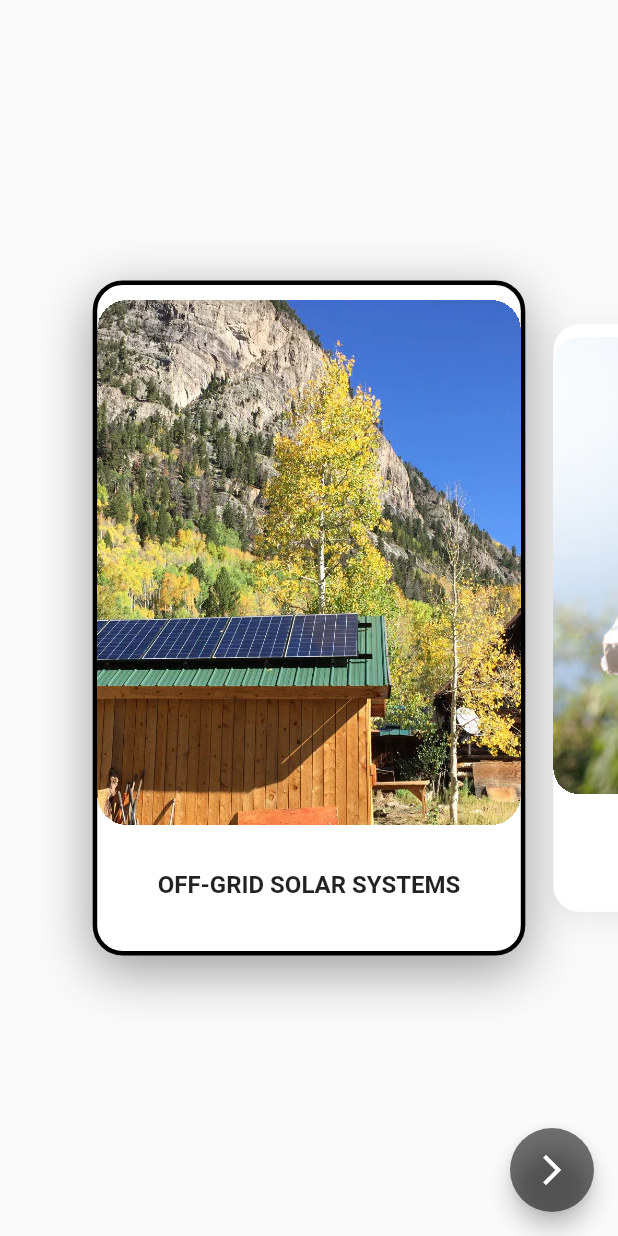
After one commit to mahmuthudai/renres_app, a Flutter app: the ProductCard screen opened directly, after a tap on "OFF-GRID SOLAR SYSTEMS", on a phone screen of 412 x 824 dp. The commit adds this screen. Run offline on Flutter 3.47's test engine with Material 2 defaults, Android fonts, the phone set to English and light mode, and no system bars; drawn by our look-alikes of carousel_slider; our stand-ins replace cached_network_image, dropdown_search, google_nav_bar.

Commit message:
store page

```diff
--- a/lib/Screens/home_screen.dart
+++ b/lib/Screens/home_screen.dart
@@ -4,6 +4,7 @@ import 'package:flutter/cupertino.dart';
 import 'package:flutter/material.dart';
 import 'package:renres_app/Screens/checkout_form.dart';
 import 'package:renres_app/Screens/cost_calculation.dart';
+import 'package:renres_app/Screens/store.dart';
 
 import 'find_company.dart';
 
@@ -21,7 +22,7 @@ class _HomeScreenState extends State<HomeScreen> {
     CheckoutForm(),// İlk sekme içeriği
     const Calculations(), // İkinci sekme içeriği
     const FindCompany(), // Üçüncü sekme içeriği
-    const Text("Content 4"), // Dördüncü sekme içeriği
+    const ProductCard(), // Dördüncü sekme içeriği
   ];
 
   @override
--- /dev/null
+++ b/lib/Screens/store.dart
@@ -0,0 +1,124 @@
+// ignore_for_file: depend_on_referenced_packages, library_private_types_in_public_api
+
+import 'package:carousel_slider/carousel_slider.dart';
+import 'package:flutter/material.dart';
+
+class ProductCard extends StatefulWidget {
+  const ProductCard({ Key? key }) : super(key: key);
+
+  @override
+  _ProductCardState createState() => _ProductCardState();
+}
+
+class _ProductCardState extends State<ProductCard> {
+  dynamic _selectedIndex = {};
+
+  final CarouselController _carouselController = CarouselController();
+
+  final List<dynamic> _products = [
+    {
+      'title': 'OFF-GRID SOLAR SYSTEMS',
+      'image': 'assets/image/Off-grid-solar-kits.png',
+    },
+    {
+      'title': 'SMALL SOLAR PANELS',
+      'image': 'assets/image/smallpanels.jpg',
+    },
+    {
+      'title': 'LARGE SOLAR PANELS',
+      'image': 'assets/image/largepanels.jpg',
+    },
+    {
+      'title': 'TOP-OF-POLE MOUNTS',
+      'image': 'assets/image/SR-TPR10-T21.jpg',
+    }
+  ];
+
+  @override
+  Widget build(BuildContext context) {
+    return Scaffold(
+      floatingActionButton: _selectedIndex.length > 0 ? FloatingActionButton(
+        backgroundColor: Colors.black54,
+        onPressed: () {},
+        child: const Icon(Icons.arrow_forward_ios),
+      ) : null,
+      body: SizedBox(
+        width: double.infinity,
+        height: double.infinity,
+        child: CarouselSlider(
+            carouselController: _carouselController,
+            options: CarouselOptions(
+                height: 450.0,
+                aspectRatio: 16/9,
+                viewportFraction: 0.70,
+                enlargeCenterPage: true,
+                pageSnapping: true,
+                onPageChanged: (index, reason) {
+                  setState(() {
+                  });
+                }
+            ),
+            items: _products.map((movie) {
+              return Builder(
+                builder: (BuildContext context) {
+                  return GestureDetector(
+                    onTap: () {
+                      setState(() {
+                        if (_selectedIndex == movie) {
+                          _selectedIndex = {};
+                        } else {
+                          _selectedIndex = movie;
+                        }
+                      });
+                    },
+                    child: AnimatedContainer(
+                      duration: const Duration(milliseconds: 300),
+                      width: MediaQuery.of(context).size.width,
+                      decoration: BoxDecoration(
+                          color: Colors.white,
+                          borderRadius: BorderRadius.circular(20),
+                          border: _selectedIndex == movie ? Border.all(color: Colors.black, width: 3) : null,
+                          boxShadow: _selectedIndex == movie ? [
+                            const BoxShadow(
+                                color: Colors.black38,
+                                blurRadius: 30,
+                                offset: Offset(0, 10)
+                            )
+                          ] : [
+                            BoxShadow(
+                                color: Colors.grey.withOpacity(0.2),
+                                blurRadius: 20,
+                                offset: const Offset(0, 5)
+                            )
+                          ]
+                      ),
+                      child: SingleChildScrollView(
+                        child: Column(
+                          children: [
+                            Container(
+                              height: 350,
+                              margin: const EdgeInsets.only(top: 10),
+                              clipBehavior: Clip.hardEdge,
+                              decoration: BoxDecoration(
+                                borderRadius: BorderRadius.circular(20),
+                              ),
+                              child: Image.asset(movie['image'], fit: BoxFit.cover),
+                            ),
+                            const SizedBox(height: 30,),
+                            Text(movie['title'], style: const TextStyle(
+                                fontSize: 16,
+                                fontWeight: FontWeight.bold
+                            ),),
+                          ],
+                        ),
+                      ),
+                    ),
+                  );
+                },
+              );
+            }).toList()
+        ),
+      ),
+    );
+  }
+}
--- a/pubspec.yaml
+++ b/pubspec.yaml
@@ -19,7 +19,7 @@ publish_to: 'none' # Remove this line if you wish to publish to pub.dev
 version: 1.0.0+1
 
 environment:
-  sdk: '>=3.1.3 <4.0.0'
+  sdk: '>=3.1.0 <4.0.0'
 
 # Dependencies specify other packages that your package needs in order to work.
 # To automatically upgrade your package dependencies to the latest versions
@@ -50,6 +50,7 @@ dev_dependencies:
   cached_network_image: ^3.2.3
   google_nav_bar: ^5.0.6
   dropdown_search: ^5.0.6
+  carousel_slider: ^4.2.1
 
 # For information on the generic Dart part of this file, see the
 # following page: https://dart.dev/tools/pub/pubspec
```
Also changed, not shown: assets/image/Off-grid-solar-kits.png (added), assets/image/SR-TPR10-T21.jpg (added), assets/image/largepanels.jpg (added), assets/image/smallpanels.jpg (added), pubspec.lock.
